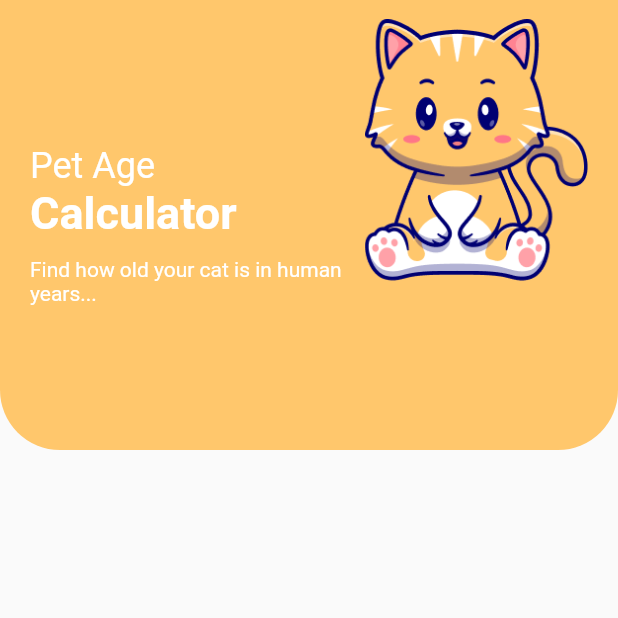
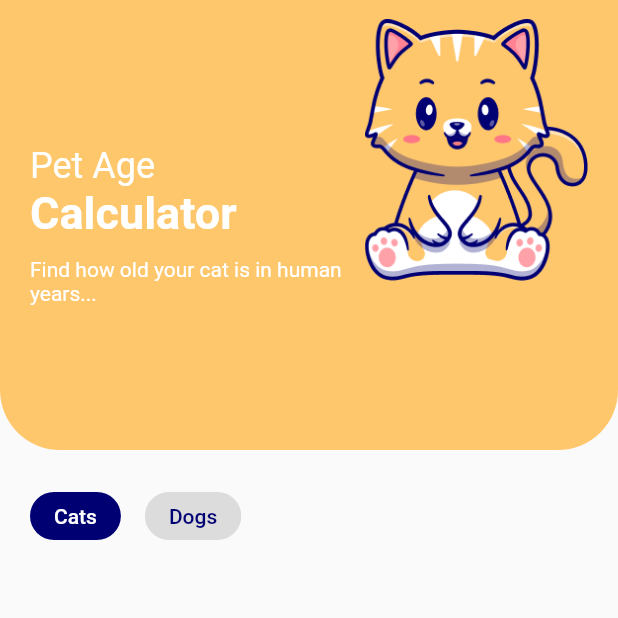
Before and after one commit to ujaved007/Pet-age-calculator-app, a Flutter app: the screen it shows after launch, on a phone screen of 412 x 824 dp, the top half of it. Run offline on Flutter 3.47's test engine with Material 2 defaults, Android fonts, the phone set to English and light mode, and no system bars.

Commit message:
add navigation to switch between cat and dog calc

```diff
--- a/lib/components/header.dart
+++ b/lib/components/header.dart
@@ -3,7 +3,12 @@ import 'package:flutter/material.dart';
 class Header extends StatelessWidget {
   final String heroImage;
   final String petType;
-  const Header({super.key, required this.heroImage, required this.petType});
+  final int backgroudColor;
+  const Header(
+      {super.key,
+      required this.heroImage,
+      required this.petType,
+      required this.backgroudColor});
 
   @override
   Widget build(BuildContext context) {
@@ -11,9 +16,9 @@ class Header extends StatelessWidget {
         height: 300,
         width: double.infinity,
         padding: const EdgeInsets.only(left: 20, right: 20),
-        decoration: const BoxDecoration(
-            color: Color.fromRGBO(255, 199, 108, 1),
-            borderRadius: BorderRadiusDirectional.only(
+        decoration: BoxDecoration(
+            color: Color(backgroudColor),
+            borderRadius: const BorderRadiusDirectional.only(
                 bottomEnd: Radius.circular(40),
                 bottomStart: Radius.circular(40))),
         child: SafeArea(
--- /dev/null
+++ b/lib/components/navigation.dart
@@ -0,0 +1,45 @@
+import 'package:flutter/material.dart';
+
+class Navigation extends StatelessWidget {
+  final Function pageSetter;
+  final String currentPage;
+  const Navigation(
+      {super.key, required this.pageSetter, required this.currentPage});
+
+  @override
+  Widget build(BuildContext context) {
+    return Container(
+        padding: const EdgeInsets.all(20),
+        child: Row(
+          children: [
+            ActionChip(
+              label: const Text('Cats'),
+              onPressed: () => pageSetter('cat'),
+              labelPadding: const EdgeInsets.only(left: 12, right: 12),
+              backgroundColor: currentPage == 'cat'
+                  ? const Color(0xff000072)
+                  : Colors.black12,
+              labelStyle: TextStyle(
+                  color: currentPage == 'cat'
+                      ? Colors.white
+                      : const Color(0xff000072)),
+            ),
+            const SizedBox(
+              width: 16,
+            ),
+            ActionChip(
+              label: const Text('Dogs'),
+              onPressed: () => pageSetter('dog'),
+              labelPadding: const EdgeInsets.only(left: 12, right: 12),
+              backgroundColor: currentPage == 'dog'
+                  ? const Color(0xff000072)
+                  : Colors.black12,
+              labelStyle: TextStyle(
+                  color: currentPage == 'dog'
+                      ? Colors.white
+                      : const Color(0xff000072)),
+            )
+          ],
+        ));
+  }
+}
--- a/lib/main.dart
+++ b/lib/main.dart
@@ -1,6 +1,7 @@
 import 'package:flutter/material.dart';
 
 import 'components/header.dart';
+import 'components/navigation.dart';
 
 void main() {
   runApp(const MyApp());
@@ -13,10 +14,13 @@ class MyApp extends StatelessWidget {
   @override
   Widget build(BuildContext context) {
     return MaterialApp(
-      title: 'Flutter Demo',
+      title: 'Pet Age Calculator',
       theme: ThemeData(
-        primarySwatch: Colors.blue,
-      ),
+          primarySwatch: Colors.blue,
+          outlinedButtonTheme: OutlinedButtonThemeData(
+              style: OutlinedButton.styleFrom(
+            textStyle: const TextStyle(color: Color(0xff000072)),
+          ))),
       home: const RootPage(),
     );
   }
@@ -30,13 +34,30 @@ class RootPage extends StatefulWidget {
 }
 
 class _RootPageState extends State<RootPage> {
+  String currentPage = 'cat';
+
+  setPage(page) {
+    setState(() {
+      currentPage = page;
+    });
+  }
+
   @override
   Widget build(BuildContext context) {
-    return const Scaffold(
-      body: Header(
-        heroImage: 'assets/images/cat.png',
-        petType: 'cat',
-      ),
-    );
+    return Scaffold(
+        body: ListView(
+      padding: EdgeInsets.zero,
+      scrollDirection: Axis.vertical,
+      children: [
+        Header(
+          heroImage: currentPage == 'cat'
+              ? 'assets/images/cat.png'
+              : 'assets/images/dog.png',
+          petType: currentPage,
+          backgroudColor: currentPage == 'cat' ? 0xFFFFC76C : 0xffFC9A9A,
+        ),
+        Navigation(pageSetter: setPage, currentPage: currentPage)
+      ],
+    ));
   }
 }
```
